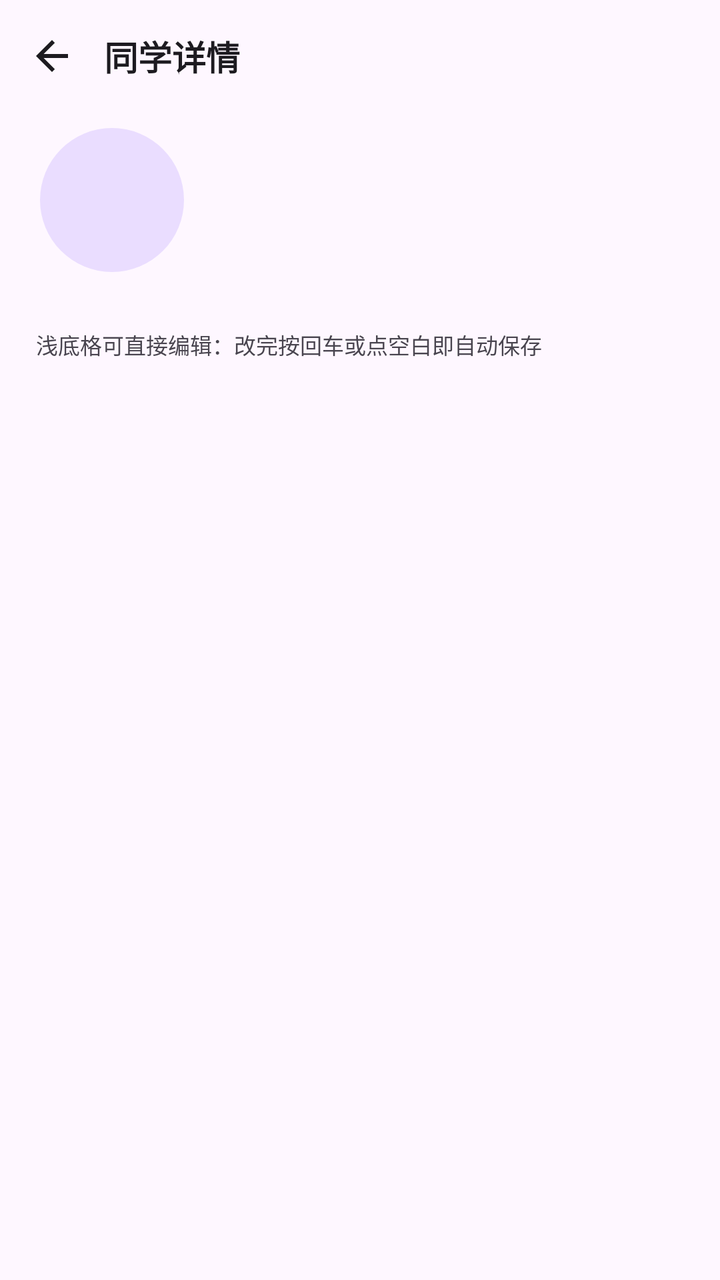
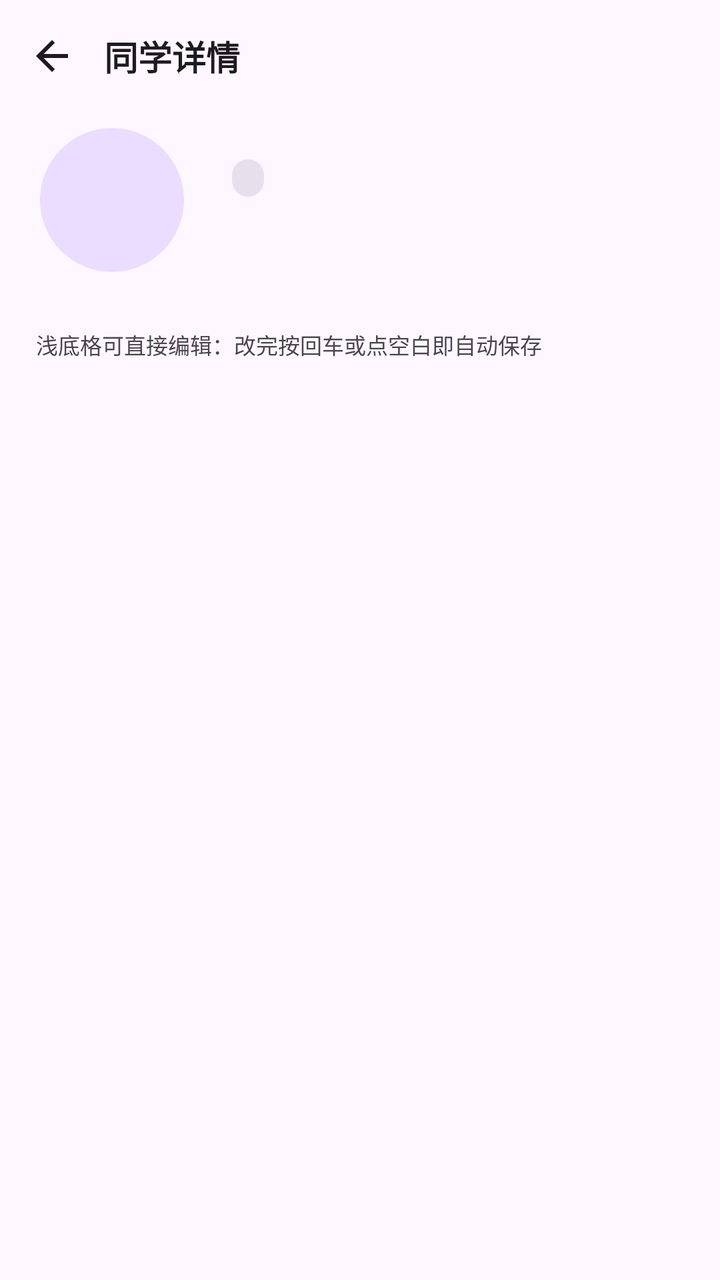

Two renders of the same Android screen: before a commit and after it. Below are the layout's source before the change and the commit's diff.
<!-- AndroidManifest.xml: application theme Theme.Keyou -->
<!-- res/layout/activity_contact_detail.xml -->
<?xml version="1.0" encoding="utf-8"?>
<LinearLayout xmlns:android="http://schemas.android.com/apk/res/android"
    android:layout_width="match_parent"
    android:layout_height="match_parent"
    android:background="?attr/colorSurface"
    android:fitsSystemWindows="true"
    android:orientation="vertical">

    <LinearLayout
        android:layout_width="match_parent"
        android:layout_height="56dp"
        android:gravity="center_vertical"
        android:orientation="horizontal"
        android:paddingStart="4dp"
        android:paddingEnd="4dp">

        <include layout="@layout/view_back_bar" />

        <TextView
            android:id="@+id/tv_top_title"
            android:layout_width="0dp"
            android:layout_height="wrap_content"
            android:layout_marginStart="4dp"
            android:layout_weight="1"
            android:ellipsize="end"
            android:maxLines="1"
            android:text="@string/contacts_detail_title"
            android:textColor="?attr/colorOnSurface"
            android:textSize="17sp"
            android:textStyle="bold" />

        <TextView
            android:id="@+id/btn_save"
            android:layout_width="wrap_content"
            android:layout_height="44dp"
            android:background="?attr/selectableItemBackgroundBorderless"
            android:gravity="center"
            android:paddingStart="14dp"
            android:paddingEnd="14dp"
            android:text="@string/contact_save"
            android:textColor="?attr/colorPrimary"
            android:textSize="15sp"
            android:textStyle="bold"
            android:visibility="gone" />

        <ImageButton
            android:id="@+id/btn_delete"
            android:layout_width="44dp"
            android:layout_height="44dp"
            android:background="?attr/selectableItemBackgroundBorderless"
            android:contentDescription="@string/contact_delete_ok"
            android:padding="10dp"
            android:src="@drawable/contact_ic_delete"
            android:tint="?attr/colorOnSurfaceVariant"
            android:visibility="gone" />
    </LinearLayout>

    <ScrollView
        android:layout_width="match_parent"
        android:layout_height="0dp"
        android:layout_weight="1"
        android:fillViewport="true">

        <LinearLayout
            android:layout_width="match_parent"
            android:layout_height="wrap_content"
            android:orientation="vertical"
            android:paddingBottom="24dp">

            
            <LinearLayout
                android:layout_width="match_parent"
                android:layout_height="wrap_content"
                android:gravity="center_vertical"
                android:orientation="horizontal"
                android:paddingStart="20dp"
                android:paddingTop="8dp"
                android:paddingEnd="20dp"
                android:paddingBottom="18dp">

                <TextView
                    android:id="@+id/tv_avatar_letter"
                    android:layout_width="72dp"
                    android:layout_height="72dp"
                    android:background="@drawable/contact_bg_avatar_letter"
                    android:gravity="center"
                    android:textColor="?attr/colorOnPrimaryContainer"
                    android:textSize="30sp" />

                <LinearLayout
                    android:layout_width="0dp"
                    android:layout_height="wrap_content"
                    android:layout_marginStart="16dp"
                    android:layout_weight="1"
                    android:orientation="vertical">

                    <TextView
                        android:id="@+id/tv_name"
                        android:layout_width="match_parent"
                        android:layout_height="wrap_content"
                        android:ellipsize="end"
                        android:maxLines="1"
                        android:textColor="?attr/colorOnSurface"
                        android:textSize="21sp"
                        android:textStyle="bold" />

                    <TextView
                        android:id="@+id/tv_sub"
                        android:layout_width="match_parent"
                        android:layout_height="wrap_content"
                        android:layout_marginTop="4dp"
                        android:ellipsize="end"
                        android:maxLines="2"
                        android:textColor="?attr/colorOnSurfaceVariant"
                        android:textSize="13sp" />
                </LinearLayout>
            </LinearLayout>

            
            <TableLayout
                android:id="@+id/tl_info"
                android:layout_width="match_parent"
                android:layout_height="wrap_content"
                android:layout_marginStart="16dp"
                android:layout_marginEnd="16dp" />

            <TextView
                android:layout_width="match_parent"
                android:layout_height="wrap_content"
                android:layout_marginTop="10dp"
                android:paddingStart="18dp"
                android:paddingEnd="18dp"
                android:text="@string/contacts_hint_editable"
                android:textColor="?attr/colorOnSurfaceVariant"
                android:textSize="11sp" />

        </LinearLayout>
    </ScrollView>

</LinearLayout>
<!-- res/layout/view_back_bar.xml (included above) -->
<?xml version="1.0" encoding="utf-8"?>
<FrameLayout xmlns:android="http://schemas.android.com/apk/res/android"
    android:layout_width="wrap_content"
    android:layout_height="wrap_content">

    <ImageButton
        android:id="@+id/btn_back"
        android:layout_width="44dp"
        android:layout_height="44dp"
        android:background="?attr/selectableItemBackgroundBorderless"
        android:contentDescription="@string/back"
        android:padding="10dp"
        android:src="@drawable/ic_arrow_back" />

</FrameLayout>
<!-- resources referenced by this layout -->
<resources>
  <!-- drawable contact_bg_avatar_letter (drawable) -->
  <?xml version="1.0" encoding="utf-8"?>
  <shape xmlns:android="http://schemas.android.com/apk/res/android"
      android:shape="oval">
      <solid android:color="?attr/colorPrimaryContainer" />
  </shape>
  <!-- drawable contact_ic_delete (drawable) -->
  <vector xmlns:android="http://schemas.android.com/apk/res/android"
      android:width="24dp"
      android:height="24dp"
      android:viewportWidth="24"
      android:viewportHeight="24">
      <path
          android:fillColor="#FF000000"
          android:pathData="M6,19c0,1.1 0.9,2 2,2h8c1.1,0 2,-0.9 2,-2V7H6v12zM19,4h-3.5l-1,-1h-5l-1,1H5v2h14V4z" />
  </vector>
  <!-- drawable ic_arrow_back (drawable) -->
  <?xml version="1.0" encoding="utf-8"?>
  <vector xmlns:android="http://schemas.android.com/apk/res/android"
      android:width="24dp"
      android:height="24dp"
      android:viewportWidth="24"
      android:viewportHeight="24"
      android:tint="?attr/colorOnSurface">
      <path
          android:fillColor="@android:color/white"
          android:pathData="M20,11H7.83l5.59,-5.59L12,4l-8,8 8,8 1.41,-1.41L7.83,13H20v-2z" />
  </vector>
  <string name="back">返回</string>
  <string name="contact_delete_ok">删除</string>
  <string name="contact_save">保存</string>
  <string name="contacts_detail_title">同学详情</string>
  <string name="contacts_hint_editable">浅底格可直接编辑：改完按回车或点空白即自动保存</string>
  <style name="Theme.Keyou" parent="Theme.Material3.DayNight.NoActionBar" />
</resources>

<!-- the commit's change to res/layout/activity_contact_detail.xml (unified diff, before → after) -->
@@ -78,14 +78,31 @@
                 android:paddingEnd="20dp"
                 android:paddingBottom="18dp">
 
-                <TextView
-                    android:id="@+id/tv_avatar_letter"
+                <FrameLayout
+                    android:id="@+id/fl_contact_avatar"
                     android:layout_width="72dp"
                     android:layout_height="72dp"
-                    android:background="@drawable/contact_bg_avatar_letter"
-                    android:gravity="center"
-                    android:textColor="?attr/colorOnPrimaryContainer"
-                    android:textSize="30sp" />
+                    android:background="?attr/selectableItemBackgroundBorderless"
+                    android:clickable="true"
+                    android:focusable="true">
+
+                    <TextView
+                        android:id="@+id/tv_avatar_letter"
+                        android:layout_width="match_parent"
+                        android:layout_height="match_parent"
+                        android:background="@drawable/contact_bg_avatar_letter"
+                        android:gravity="center"
+                        android:textColor="?attr/colorOnPrimaryContainer"
+                        android:textSize="30sp" />
+
+                    <ImageView
+                        android:id="@+id/iv_avatar"
+                        android:layout_width="match_parent"
+                        android:layout_height="match_parent"
+                        android:contentDescription="@string/contacts_avatar_hint"
+                        android:scaleType="centerCrop"
+                        android:visibility="gone" />
+                </FrameLayout>
 
                 <LinearLayout
                     android:layout_width="0dp"
@@ -94,15 +111,32 @@
                     android:layout_weight="1"
                     android:orientation="vertical">
 
-                    <TextView
-                        android:id="@+id/tv_name"
+                    <LinearLayout
                         android:layout_width="match_parent"
                         android:layout_height="wrap_content"
-                        android:ellipsize="end"
-                        android:maxLines="1"
-                        android:textColor="?attr/colorOnSurface"
-                        android:textSize="21sp"
-                        android:textStyle="bold" />
+                        android:gravity="center_vertical"
+                        android:orientation="horizontal">
+
+                        <TextView
+                            android:id="@+id/tv_name"
+                            android:layout_width="wrap_content"
+                            android:layout_height="wrap_content"
+                            android:ellipsize="end"
+                            android:maxLines="1"
+                            android:textColor="?attr/colorOnSurface"
+                            android:textSize="21sp"
+                            android:textStyle="bold" />
+
+                        <TextView
+                            android:id="@+id/tv_source"
+                            android:layout_width="wrap_content"
+                            android:layout_height="wrap_content"
+                            android:layout_marginStart="8dp"
+                            android:background="@drawable/bg_badge_local"
+                            android:paddingHorizontal="8dp"
+                            android:paddingVertical="2dp"
+                            android:textSize="11sp" />
+                    </LinearLayout>
 
                     <TextView
                         android:id="@+id/tv_sub"
<!-- resource entries referenced after the edit -->
@@ -1,5 +1,11 @@
 <!-- resources referenced by this layout -->
 <resources>
+  <!-- drawable bg_badge_local (drawable) -->
+  <?xml version="1.0" encoding="utf-8"?>
+  <shape xmlns:android="http://schemas.android.com/apk/res/android" android:shape="rectangle">
+      <corners android:radius="8dp" />
+      <solid android:color="@color/md_surface_variant" />
+  </shape>
   <!-- drawable contact_bg_avatar_letter (drawable) -->
   <?xml version="1.0" encoding="utf-8"?>
   <shape xmlns:android="http://schemas.android.com/apk/res/android"
@@ -31,8 +37,10 @@
   <string name="back">返回</string>
   <string name="contact_delete_ok">删除</string>
   <string name="contact_save">保存</string>
+  <string name="contacts_avatar_hint">点击更换头像</string>
   <string name="contacts_detail_title">同学详情</string>
   <string name="contacts_hint_editable">浅底格可直接编辑：改完按回车或点空白即自动保存</string>
   <style name="Theme.Keyou" parent="Theme.Material3.DayNight.NoActionBar" />
+  <color name="md_surface_variant">#E7E0EC</color>
 </resources>
 
